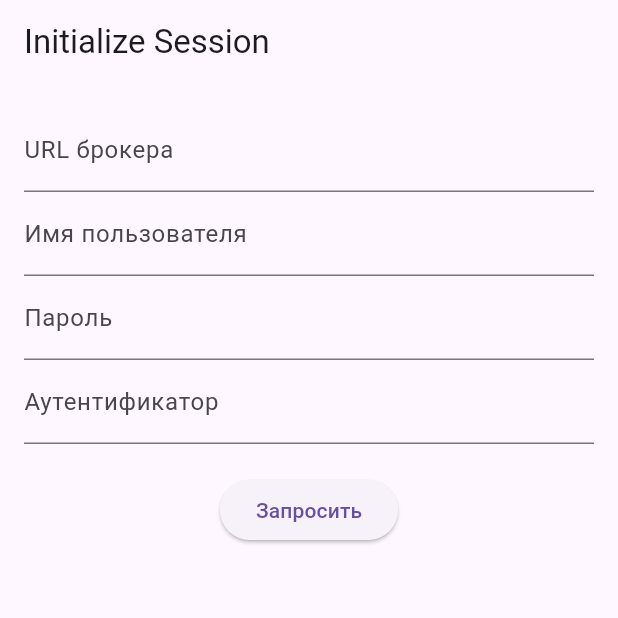
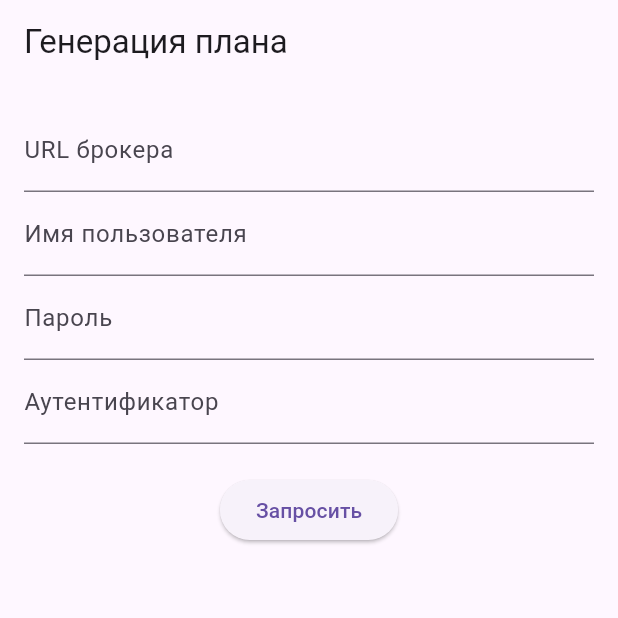
Before and after one commit to spiconich/flutter-xrm, a Flutter app: the screen it shows after launch, on a phone screen of 412 x 824 dp, the top half of it. Run offline on Flutter 3.47's test engine with Material 3 defaults, Android fonts, the phone set to English and light mode, and no system bars; our stand-ins replace dio, flutter_bloc.

Commit message:
Актуализировано название страницы

```diff
--- a/hostvm_xrm/lib/features/generate_plan/presentation/pages/generate_plan_page.dart
+++ b/hostvm_xrm/lib/features/generate_plan/presentation/pages/generate_plan_page.dart
@@ -11,7 +11,7 @@ class GeneratePlanPage extends StatelessWidget {
   @override
   Widget build(BuildContext context) {
     return Scaffold(
-      appBar: AppBar(title: const Text('Initialize Session')),
+      appBar: AppBar(title: const Text('Генерация плана')),
       body: BlocConsumer<GeneratePlanBloc, GeneratePlanState>(
         listener: (context, state) {
           if (state is GeneratePlanError) {
```
